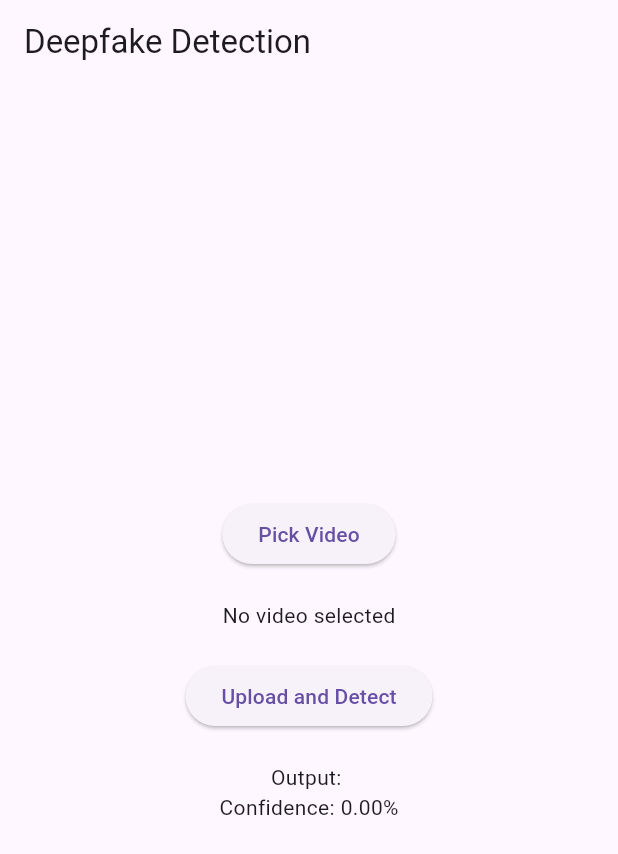
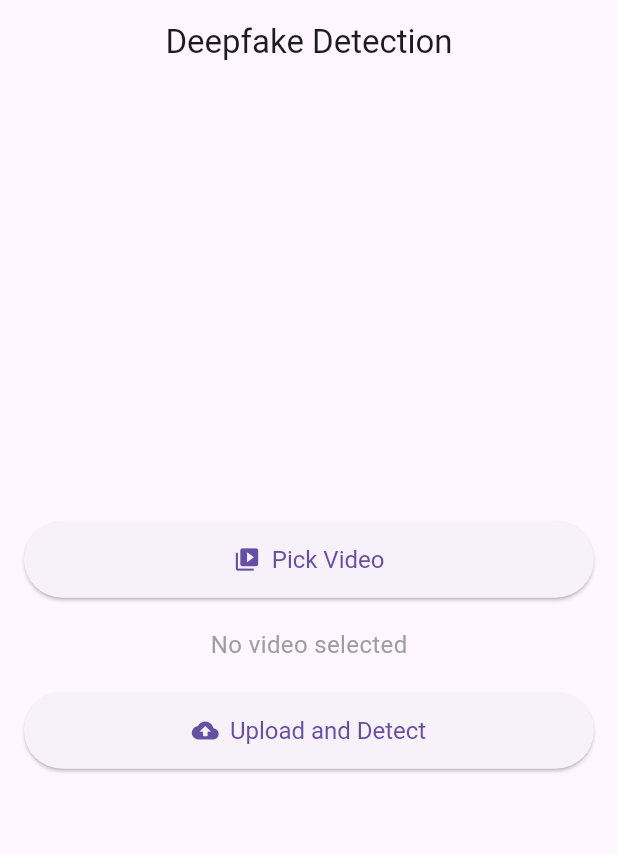
Before and after one commit to Chetan-KH511/VeryDeep, a Flutter app: the screen it shows after launch, on a phone screen of 412 x 824 dp. Shown: the top 854 px of the screen. Run offline on Flutter 3.47's test engine with Material 3 defaults, Android fonts, the phone set to English and light mode, and no system bars; our stand-ins replace file_picker, video_player.

Commit message:
ui updates

```diff
--- a/lib/main.dart
+++ b/lib/main.dart
@@ -15,6 +15,7 @@ class DeepfakeDetectionApp extends StatelessWidget {
       title: 'Deepfake Detection',
       theme: ThemeData(
         primarySwatch: Colors.blue,
+        visualDensity: VisualDensity.adaptivePlatformDensity,
       ),
       home: MyHomePage(title: 'Deepfake Detection'),
     );
@@ -80,14 +81,22 @@ class _MyHomePageState extends State<MyHomePage> {
     return Scaffold(
       appBar: AppBar(
         title: Text(widget.title),
+        centerTitle: true,
       ),
-      body: Center(
+      body: Padding(
+        padding: const EdgeInsets.all(16.0),
         child: Column(
           mainAxisAlignment: MainAxisAlignment.center,
+          crossAxisAlignment: CrossAxisAlignment.stretch,
           children: <Widget>[
-            ElevatedButton(
+            ElevatedButton.icon(
               onPressed: _pickVideo,
-              child: Text('Pick Video'),
+              icon: Icon(Icons.video_library),
+              label: Text('Pick Video'),
+              style: ElevatedButton.styleFrom(
+                padding: EdgeInsets.symmetric(vertical: 16),
+                textStyle: TextStyle(fontSize: 16),
+              ),
             ),
             SizedBox(height: 20),
             _selectedVideo != null && _videoController!.value.isInitialized
@@ -95,15 +104,28 @@ class _MyHomePageState extends State<MyHomePage> {
                     children: [
                       AspectRatio(
                         aspectRatio: _videoController!.value.aspectRatio,
-                        child: VideoPlayer(_videoController!),
+                        child: ClipRRect(
+                          borderRadius: BorderRadius.circular(12.0),
+                          child: VideoPlayer(_videoController!),
+                        ),
                       ),
-                      VideoProgressIndicator(_videoController!, allowScrubbing: true),
+                      SizedBox(height: 10),
+                      VideoProgressIndicator(
+                        _videoController!,
+                        allowScrubbing: true,
+                        colors: VideoProgressColors(
+                          playedColor: Theme.of(context).primaryColor,
+                        ),
+                      ),
+                      SizedBox(height: 10),
                       Row(
                         mainAxisAlignment: MainAxisAlignment.center,
                         children: [
                           IconButton(
                             icon: Icon(
-                              _videoController!.value.isPlaying ? Icons.pause : Icons.play_arrow,
+                              _videoController!.value.isPlaying ? Icons.pause_circle_filled : Icons.play_circle_fill,
+                              size: 40,
+                              color: Theme.of(context).primaryColor,
                             ),
                             onPressed: () {
                               setState(() {
@@ -119,21 +141,48 @@ class _MyHomePageState extends State<MyHomePage> {
                       ),
                     ],
                   )
-                : Text('No video selected'),
+                : Center(
+                    child: Text(
+                      'No video selected',
+                      style: TextStyle(
+                        fontSize: 16,
+                        color: Colors.grey,
+                      ),
+                    ),
+                  ),
             SizedBox(height: 20),
-            ElevatedButton(
+            ElevatedButton.icon(
               onPressed: _uploadVideo,
-              child: Text('Upload and Detect'),
+              icon: Icon(Icons.cloud_upload),
+              label: Text('Upload and Detect'),
+              style: ElevatedButton.styleFrom(
+                padding: EdgeInsets.symmetric(vertical: 16),
+                textStyle: TextStyle(fontSize: 16),
+              ),
             ),
             SizedBox(height: 20),
             _isLoading
-                ? CircularProgressIndicator()
-                : Column(
-                    children: [
-                      Text('Output: $_output'),
-                      Text('Confidence: ${_confidence.toStringAsFixed(2)}%'),
-                    ],
-                  ),
+                ? Center(child: CircularProgressIndicator())
+                : _output.isNotEmpty
+                    ? Column(
+                        children: [
+                          Text(
+                            'Output:',
+                            style: TextStyle(fontSize: 18, fontWeight: FontWeight.bold),
+                          ),
+                          SizedBox(height: 8),
+                          Text(
+                            _output,
+                            style: TextStyle(fontSize: 16, color: Colors.black87),
+                          ),
+                          SizedBox(height: 10),
+                          Text(
+                            'Confidence: ${_confidence.toStringAsFixed(2)}%',
+                            style: TextStyle(fontSize: 16, color: Colors.black87),
+                          ),
+                        ],
+                      )
+                    : Container(),
           ],
         ),
       ),
```
